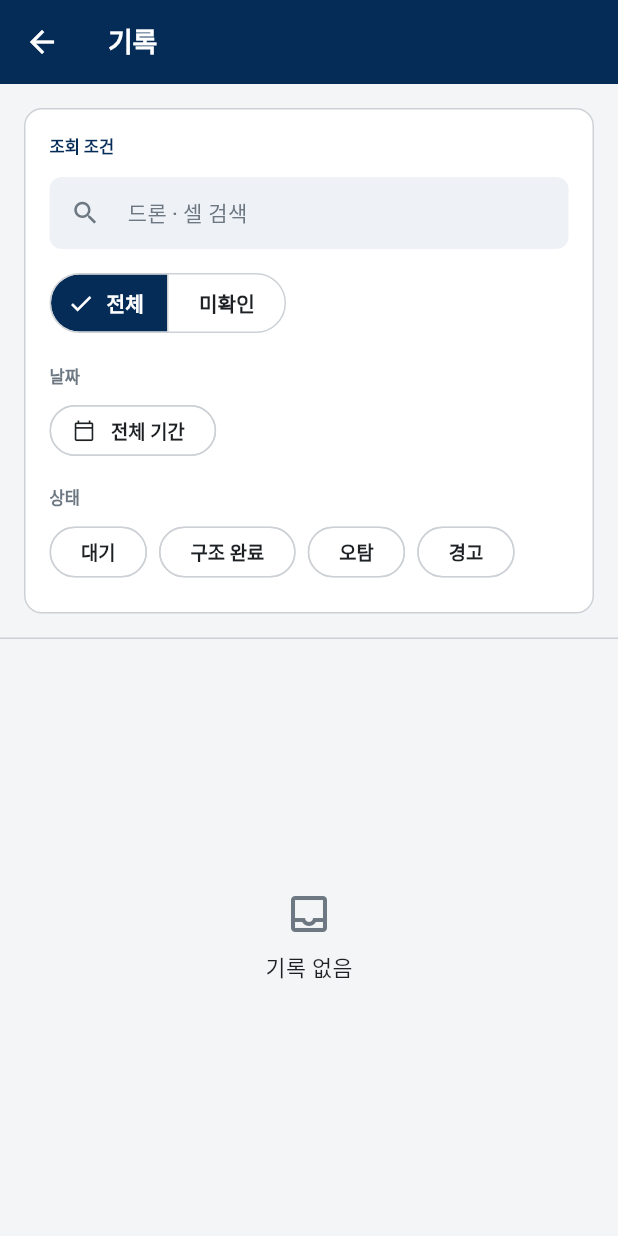
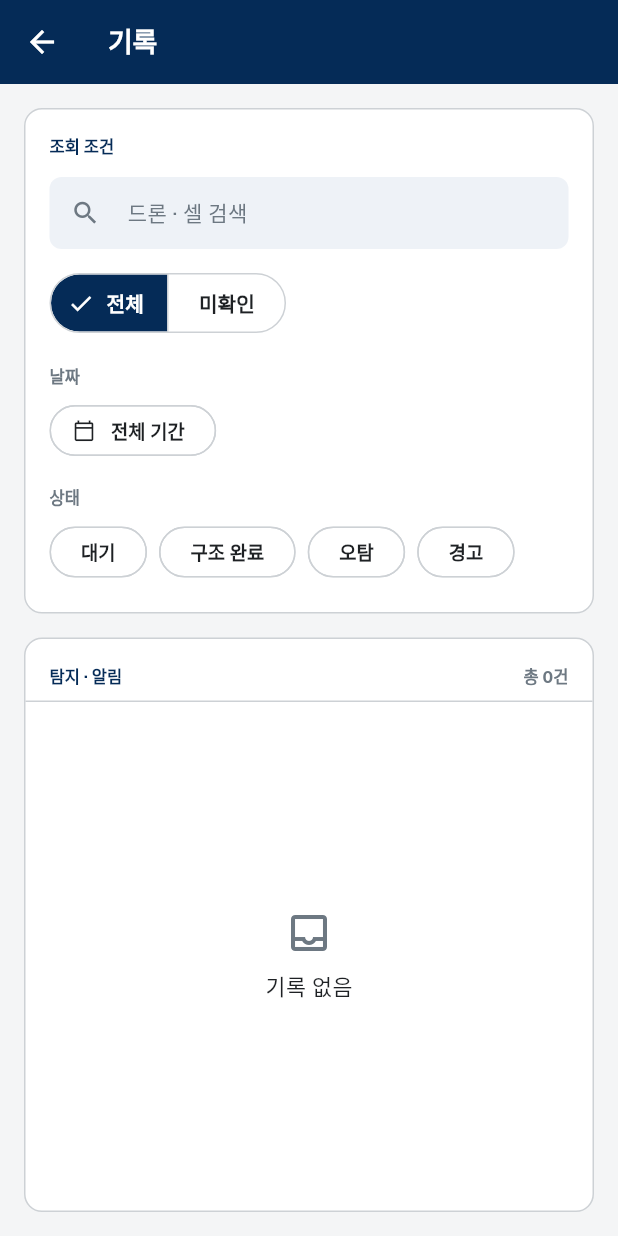
Before and after one commit to v33jy/drowning, a Flutter app: the LogScreen screen opened directly, on a phone screen of 412 x 824 dp. Run offline on Flutter 3.47's test engine with Material 3 defaults, Android fonts, the phone set to English and light mode, and no system bars; our stand-ins replace flutter_map, flutter_riverpod, latlong2; network calls fail.

Commit message:
드론 상태 색상 더 진하게, 기록 화면 결과 목록도 카드로 통일

```diff
--- a/app/lib/core/theme/app_colors.dart
+++ b/app/lib/core/theme/app_colors.dart
@@ -24,11 +24,15 @@ class AppColors {
   static const Color textPrimary = Color(0xFF1E2124); // KRDS gray-90
   static const Color textSecondary = Color(0xFF6D7882); // KRDS gray-50
 
-  static const Color success = Color(0xFF228738); // KRDS success-50
-  static const Color warning = Color(0xFFF59E0B);
-  static const Color danger = Color(0xFFDE3412); // KRDS danger-50
+  // One step (or more) deeper than the raw KRDS "-50" tier — these carry a
+  // drone's status on the map marker itself (small icon, no tint behind it),
+  // where the lighter -50 tones read as washed out next to the rest of the
+  // navy-anchored palette instead of as a confident status color.
+  static const Color success = Color(0xFF285D33); // KRDS success-70
+  static const Color warning = Color(0xFFB45309); // deep amber — no KRDS "warning" token exists
+  static const Color danger = Color(0xFFBD2C0F); // KRDS danger-60
   static const Color info = primary;
-  static const Color offline = Color(0xFF8A949E); // KRDS gray-40
+  static const Color offline = Color(0xFF58616A); // KRDS gray-60
 }
 
 /// Semantic status colors that Material 3's [ColorScheme] has no native slot
--- a/app/lib/core/widgets/queue_chip.dart
+++ b/app/lib/core/widgets/queue_chip.dart
@@ -19,8 +19,8 @@ class QueueChip extends StatelessWidget {
     // Pending detections carry Severity.warning everywhere else in the app
     // (기록 screen, log icons) — filling this in AppColors.primary instead
     // read as an arbitrary brand-blue badge with no relation to that
-    // vocabulary. Amber + dark text (hazard-stripe convention) both matches
-    // and reads as an actual alert, not a notification pill.
+    // vocabulary. Amber + white (same "solid fill, white label" idiom as the
+    // navy menu button/selected chips) reads as an actual alert.
     return Material(
       color: AppColors.warning,
       borderRadius: BorderRadius.circular(999),
@@ -33,14 +33,14 @@ class QueueChip extends StatelessWidget {
           child: Row(
             mainAxisSize: MainAxisSize.min,
             children: [
-              const Icon(Icons.priority_high, size: 14, color: AppColors.textPrimary),
+              const Icon(Icons.priority_high, size: 14, color: Colors.white),
               const SizedBox(width: AppSpacing.xs),
               Text(
                 '미확인 탐지 $count건',
                 style: const TextStyle(
                   fontSize: 12,
                   fontWeight: FontWeight.w700,
-                  color: AppColors.textPrimary,
+                  color: Colors.white,
                 ),
               ),
             ],
--- a/app/lib/features/log/log_screen.dart
+++ b/app/lib/features/log/log_screen.dart
@@ -199,6 +199,31 @@ class _LogScreenState extends ConsumerState<LogScreen> {
               ),
             ),
           ),
+          Expanded(
+            child: Padding(
+              padding: const EdgeInsets.fromLTRB(AppSpacing.lg, 0, AppSpacing.lg, AppSpacing.lg),
+              child: Container(
+                width: double.infinity,
+                decoration: BoxDecoration(
+                  color: AppColors.surface,
+                  border: Border.all(color: AppColors.border),
+                  borderRadius: BorderRadius.circular(AppRadius.lg),
+                ),
+                child: Column(
+                  crossAxisAlignment: CrossAxisAlignment.start,
+                  children: [
+                    Padding(
+                      padding: const EdgeInsets.fromLTRB(
+                          AppSpacing.lg, AppSpacing.lg, AppSpacing.lg, AppSpacing.sm),
+                      child: Row(
+                        children: [
+                          Text('탐지 · 알림', style: AppTypography.eyebrow(AppColors.navy)),
+                          const Spacer(),
+                          Text('총 ${filtered.length}건',
+                              style: AppTypography.eyebrow(AppColors.textSecondary)),
+                        ],
+                      ),
+                    ),
                     const Divider(height: 1),
                     Expanded(
                       child: filtered.isEmpty
@@ -206,7 +231,8 @@ class _LogScreenState extends ConsumerState<LogScreen> {
                               child: Column(
                                 mainAxisSize: MainAxisSize.min,
                                 children: [
-                        const Icon(Icons.inbox_outlined, size: 32, color: AppColors.textSecondary),
+                                  const Icon(Icons.inbox_outlined,
+                                      size: 32, color: AppColors.textSecondary),
                                   const SizedBox(height: AppSpacing.sm),
                                   Text('기록 없음', style: Theme.of(context).textTheme.bodyMedium),
                                 ],
@@ -217,6 +243,11 @@ class _LogScreenState extends ConsumerState<LogScreen> {
                               itemCount: filtered.length,
                               separatorBuilder: (_, _) => const Divider(height: 1),
                               itemBuilder: (context, i) => _LogTile(entry: filtered[i]),
+                            ),
+                    ),
+                  ],
+                ),
+              ),
             ),
           ),
         ],
```
Lines whose indentation alone changed are shown as unchanged.
